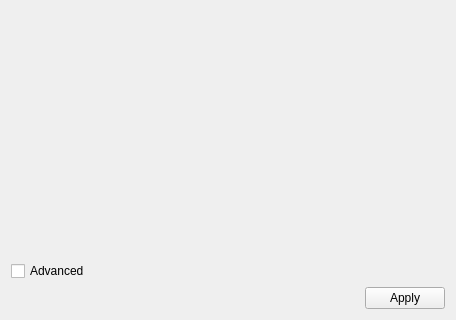
This is ClearMap/gui/creator/group_analysis_tab.ui in ClearAnatomics/ClearMap as Qt 5 draws it before an edit; both pictures show x 0 to 456 and y 502 to 822 of the 456 by 822 pixel window. The edited form follows.
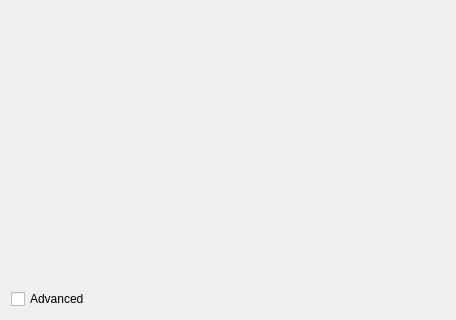
This is the edited form. Icons and pictures are not drawn.

Commit message: Replaces QDialogButtonBox by simple QPushButton whenever applicable

```diff
--- a/ClearMap/gui/creator/group_analysis_tab.ui
+++ b/ClearMap/gui/creator/group_analysis_tab.ui
@@ -72,7 +72,6 @@
     <widget class="QToolBox" name="batchToolBox">
      <property name="font">
       <font>
-       <weight>75</weight>
        <bold>true</bold>
       </font>
      </property>
@@ -203,7 +202,7 @@
         <x>0</x>
         <y>0</y>
         <width>438</width>
-        <height>566</height>
+        <height>620</height>
        </rect>
       </property>
       <attribute name="label">
@@ -244,16 +243,6 @@
      </property>
     </widget>
    </item>
-   <item>
-    <widget class="QDialogButtonBox" name="applyBox_2">
-     <property name="standardButtons">
-      <set>QDialogButtonBox::Apply</set>
-     </property>
-     <property name="applyText" stdset="0">
-      <string>Run</string>
-     </property>
-    </widget>
-   </item>
   </layout>
  </widget>
  <resources>
```
Left out of the diff: 9 changed lines with no effect on the pictures. The commit also changes 5 other files.
